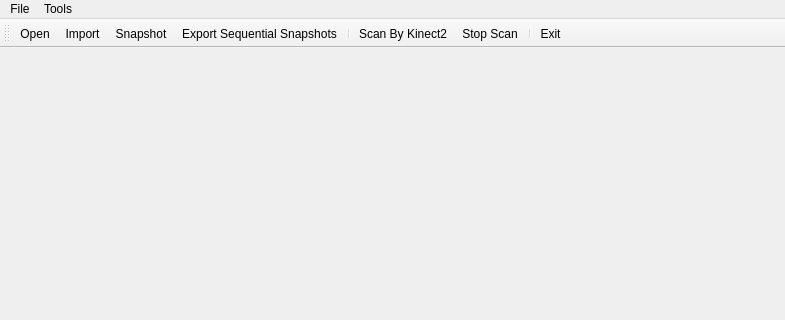
Qt form MobilityRecon/MobilityRecon/main_window.ui (HaoLi-China/Mobility-Reconstruction) before a commit; both pictures show x 0 to 785 and y 0 to 320 of the 785 by 554 pixel window.
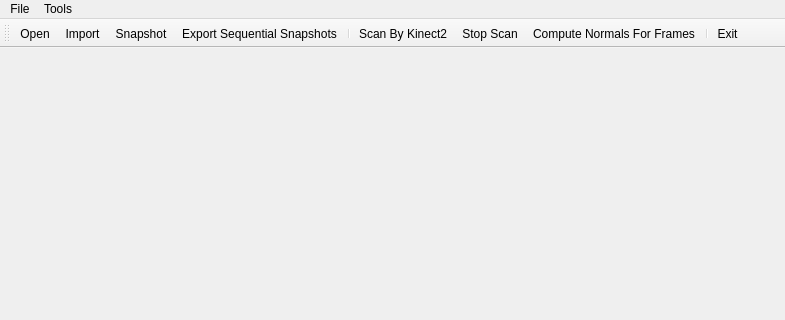
The same form after that commit. Icons and pictures are not drawn.

Commit message: modified the code to compute normals offline.

```diff
--- a/MobilityRecon/MobilityRecon/main_window.ui
+++ b/MobilityRecon/MobilityRecon/main_window.ui
@@ -63,6 +63,7 @@
    <addaction name="separator"/>
    <addaction name="actionScanByKinect2"/>
    <addaction name="actionStopScan"/>
+   <addaction name="actionComputeNormalsForFrames"/>
    <addaction name="separator"/>
    <addaction name="actionExit"/>
   </widget>
@@ -141,6 +142,15 @@
     <string>Save When Scanning</string>
    </property>
   </action>
+  <action name="actionComputeNormalsForFrames">
+   <property name="icon">
+    <iconset resource="main_window.qrc">
+     <normaloff>:/MainWindow/Resources/normal.png</normaloff>:/MainWindow/Resources/normal.png</iconset>
+   </property>
+   <property name="text">
+    <string>Compute Normals For Frames </string>
+   </property>
+  </action>
  </widget>
  <layoutdefault spacing="6" margin="11"/>
  <resources>
```
Left out of the diff: 2 changed lines with no effect on the pictures. The commit also changes 6 other files.
